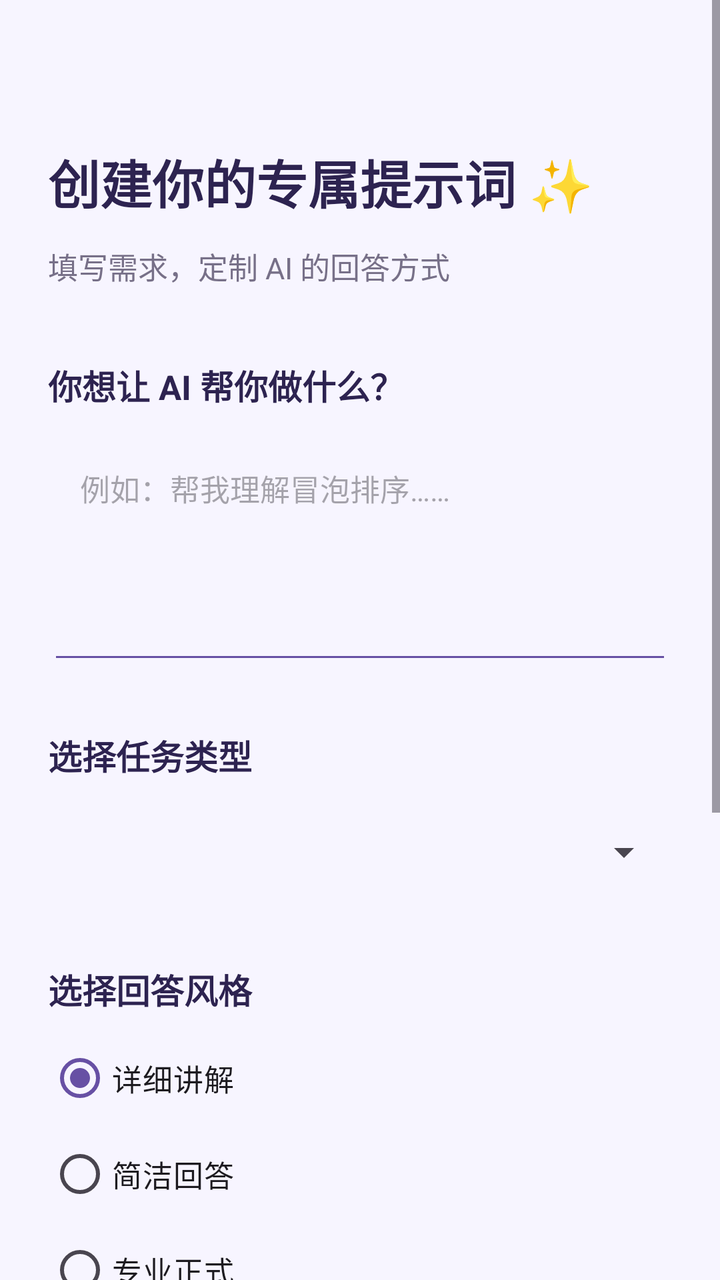
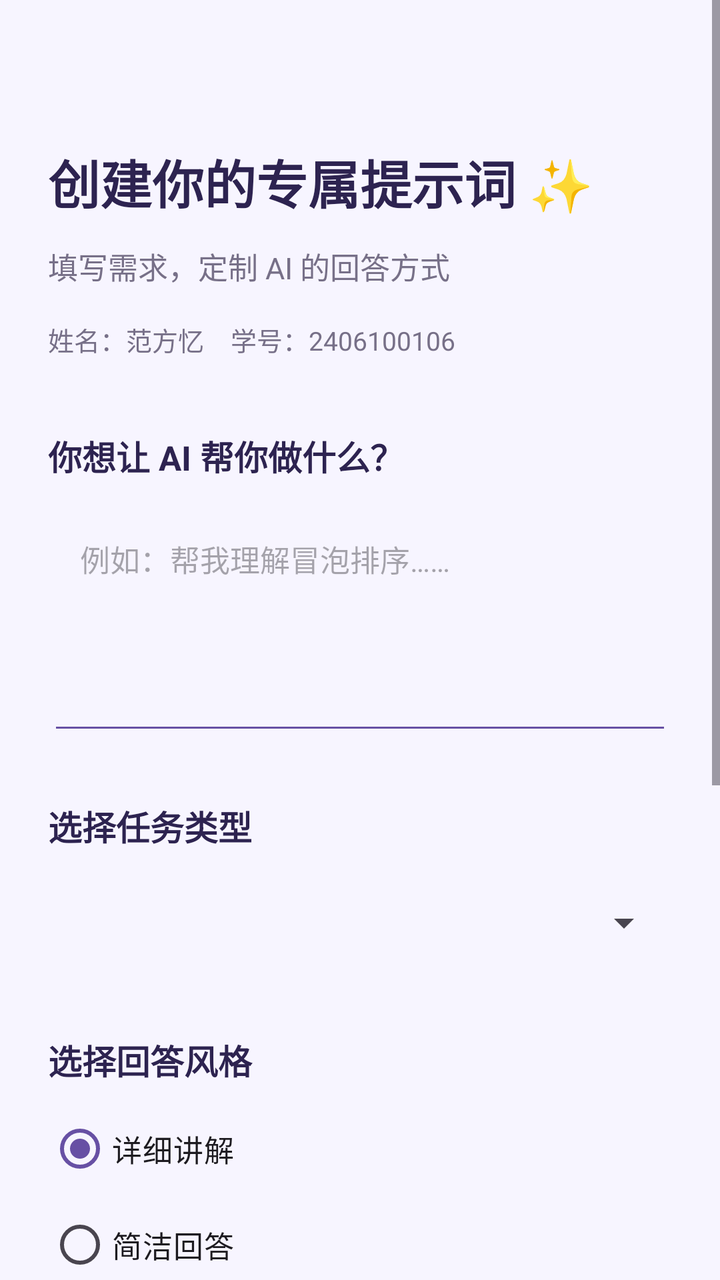

Two renders of the same Android screen: before a commit and after it. Below are the layout's source before the change and the commit's diff.
<!-- AndroidManifest.xml: application theme Theme.AI_Prompt -->
<!-- res/layout/activity_editor.xml -->
<?xml version="1.0" encoding="utf-8"?>
<ScrollView xmlns:android="http://schemas.android.com/apk/res/android"
    android:id="@+id/main"
    android:layout_width="match_parent"
    android:layout_height="match_parent"
    android:fillViewport="true"
    android:background="#F7F5FF">

    <LinearLayout
        android:layout_width="match_parent"
        android:layout_height="wrap_content"
        android:orientation="vertical"
        android:padding="24dp">

        
        <TextView
            android:layout_width="match_parent"
            android:layout_height="wrap_content"
            android:text="创建你的专属提示词 ✨"
            android:textSize="26sp"
            android:textStyle="bold"
            android:textColor="#2D2350"
            android:layout_marginTop="48dp" />

        
        <TextView
            android:layout_width="match_parent"
            android:layout_height="wrap_content"
            android:text="填写需求，定制 AI 的回答方式"
            android:textSize="15sp"
            android:textColor="#777088"
            android:layout_marginTop="12dp" />

        
        <TextView
            android:layout_width="match_parent"
            android:layout_height="wrap_content"
            android:text="你想让 AI 帮你做什么？"
            android:textSize="17sp"
            android:textStyle="bold"
            android:textColor="#2D2350"
            android:layout_marginTop="36dp" />

        <EditText
            android:id="@+id/etQuestion"
            android:layout_width="match_parent"
            android:layout_height="120dp"
            android:hint="例如：帮我理解冒泡排序……"
            android:inputType="textMultiLine"
            android:gravity="top"
            android:padding="16dp"
            android:textSize="15sp"
            android:backgroundTint="#6750A4"
            android:layout_marginTop="12dp" />

        
        <TextView
            android:layout_width="match_parent"
            android:layout_height="wrap_content"
            android:text="选择任务类型"
            android:textSize="17sp"
            android:textStyle="bold"
            android:textColor="#2D2350"
            android:layout_marginTop="28dp" />

        <Spinner
            android:id="@+id/spTaskType"
            android:layout_width="match_parent"
            android:layout_height="56dp"
            android:layout_marginTop="8dp"
            android:padding="8dp" />

        
        <TextView
            android:layout_width="match_parent"
            android:layout_height="wrap_content"
            android:text="选择回答风格"
            android:textSize="17sp"
            android:textStyle="bold"
            android:textColor="#2D2350"
            android:layout_marginTop="28dp" />

        <RadioGroup
            android:id="@+id/rgStyle"
            android:layout_width="match_parent"
            android:layout_height="wrap_content"
            android:orientation="vertical"
            android:layout_marginTop="8dp"
            android:checkedButton="@id/rbDetailed">

            <RadioButton
                android:id="@+id/rbDetailed"
                android:layout_width="match_parent"
                android:layout_height="wrap_content"
                android:text="详细讲解"
                android:textSize="15sp"
                android:buttonTint="#6750A4" />

            <RadioButton
                android:id="@+id/rbConcise"
                android:layout_width="match_parent"
                android:layout_height="wrap_content"
                android:text="简洁回答"
                android:textSize="15sp"
                android:buttonTint="#6750A4" />

            <RadioButton
                android:id="@+id/rbProfessional"
                android:layout_width="match_parent"
                android:layout_height="wrap_content"
                android:text="专业正式"
                android:textSize="15sp"
                android:buttonTint="#6750A4" />

        </RadioGroup>

        
        <TextView
            android:layout_width="match_parent"
            android:layout_height="wrap_content"
            android:text="附加要求（可多选）"
            android:textSize="17sp"
            android:textStyle="bold"
            android:textColor="#2D2350"
            android:layout_marginTop="28dp" />

        <CheckBox
            android:id="@+id/cbExample"
            android:layout_width="match_parent"
            android:layout_height="wrap_content"
            android:text="举例说明"
            android:textSize="15sp"
            android:buttonTint="#6750A4"
            android:layout_marginTop="8dp" />

        <CheckBox
            android:id="@+id/cbSteps"
            android:layout_width="match_parent"
            android:layout_height="wrap_content"
            android:text="分步骤回答"
            android:textSize="15sp"
            android:buttonTint="#6750A4" />

        <CheckBox
            android:id="@+id/cbTable"
            android:layout_width="match_parent"
            android:layout_height="wrap_content"
            android:text="使用表格整理"
            android:textSize="15sp"
            android:buttonTint="#6750A4" />

        
        <Button
            android:id="@+id/btnGenerate"
            android:layout_width="match_parent"
            android:layout_height="56dp"
            android:text="✨ 生成提示词"
            android:textSize="17sp"
            android:textAllCaps="false"
            android:textColor="#FFFFFF"
            android:backgroundTint="#6750A4"
            android:layout_marginTop="32dp"
            android:layout_marginBottom="32dp" />

    </LinearLayout>

</ScrollView>
<!-- resources referenced by this layout -->
<resources>
  <style name="Theme.AI_Prompt" parent="Base.Theme.AI_Prompt" />
  <style name="Base.Theme.AI_Prompt" parent="Theme.Material3.DayNight.NoActionBar">
          
          
      </style>
</resources>

<!-- the commit's change to res/layout/activity_editor.xml (unified diff, before → after) -->
@@ -30,6 +30,17 @@
             android:textSize="15sp"
             android:textColor="#777088"
             android:layout_marginTop="12dp" />
+
+
+        
+        <TextView
+            android:layout_width="match_parent"
+            android:layout_height="wrap_content"
+            android:text="姓名：范方忆    学号：2406100106"
+            android:textSize="13sp"
+            android:textColor="#777088"
+            android:layout_marginTop="16dp" />
+
 
         
         <TextView
